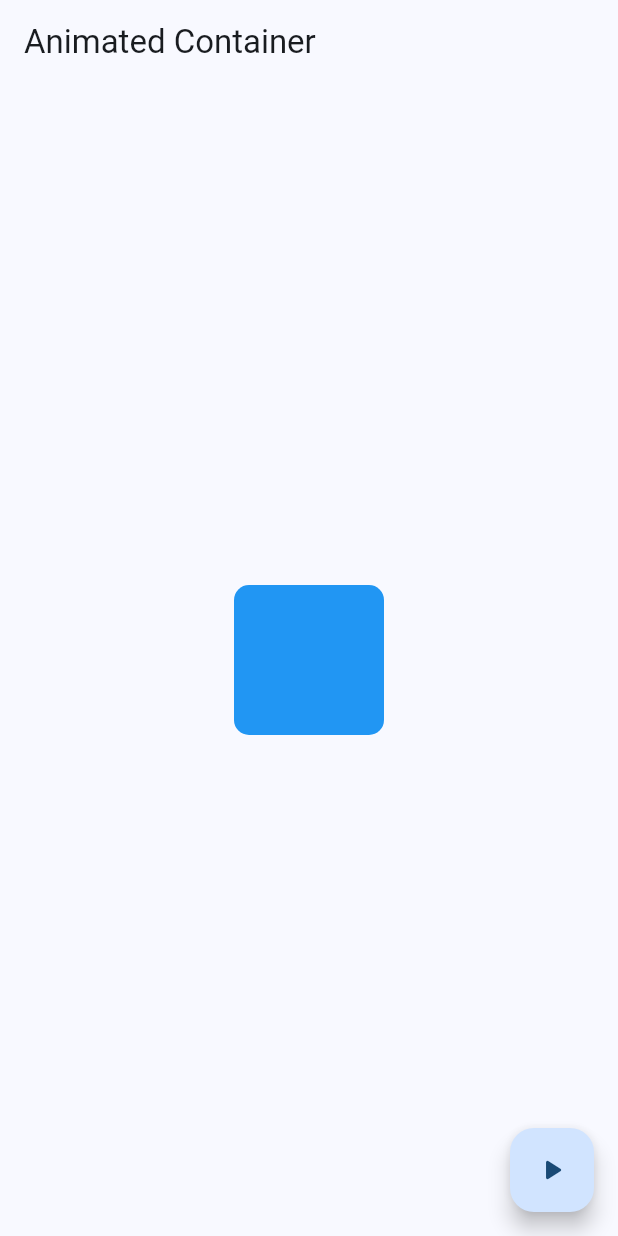
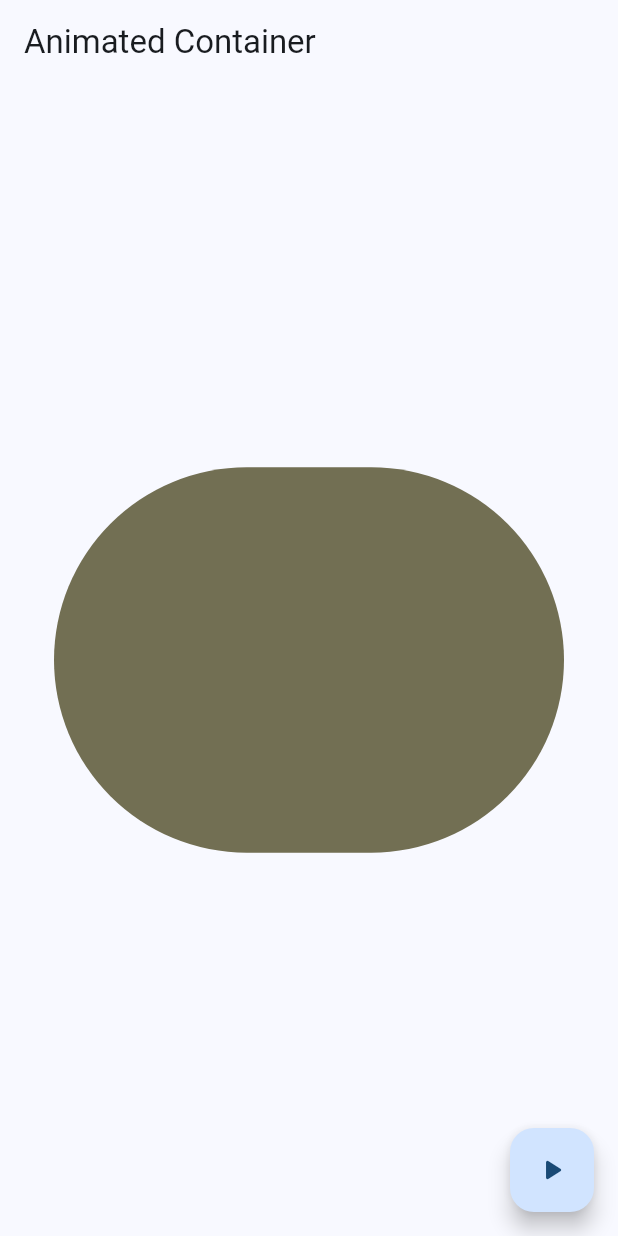
Before and after one commit to MiguelHG2351/widget-app, a Flutter app: the AnimatedScreen screen opened by its route, after a tap on the "play arrow" icon, on a phone screen of 412 x 824 dp. Run offline on Flutter 3.47's test engine with Material 3 defaults, Android fonts, the phone set to English and light mode, and no system bars; our stand-ins replace go_router.

Commit message:
end the animated container

```diff
--- a/lib/presentation/screens/animated/animated_screen.dart
+++ b/lib/presentation/screens/animated/animated_screen.dart
@@ -1,9 +1,38 @@
 import 'package:flutter/material.dart';
+import 'dart:math' show Random;
 
-class AnimatedScreen extends StatelessWidget {
+class AnimatedScreen extends StatefulWidget {
   static String name = 'animated_screen';
 
   const AnimatedScreen({super.key});
+
+  @override
+  State<AnimatedScreen> createState() => _AnimatedScreenState();
+}
+
+class _AnimatedScreenState extends State<AnimatedScreen> {
+  double width = 50;
+  double height = 50;
+  Color color = Colors.indigo;
+  double borderRadius = 10.0;
+
+  void changeShape() {
+    final random = Random();
+    width = random.nextInt(300) + 120;
+    height = random.nextInt(300) + 120;
+    borderRadius = random.nextInt(50) * 20;
+
+    color = Color.fromRGBO(
+      random.nextInt(255),
+      random.nextInt(255),
+      random.nextInt(255),
+      1
+    );
+
+    setState(() {
+
+    });
+  }
 
   @override
   Widget build(BuildContext context) {
@@ -12,18 +41,18 @@ class AnimatedScreen extends StatelessWidget {
         title: const Text('Animated Container'),
       ),
       floatingActionButton: FloatingActionButton(
-        onPressed: () {},
+        onPressed: changeShape,
         child: const Icon(Icons.play_arrow_rounded),
       ),
       body: Center(
         child: AnimatedContainer(
           duration: const Duration(milliseconds: 400),
-          width: 100,
-          height: 100,
-          curve: Curves.easeOutCubic,
+          width: width <= 0 ? 50 : width,
+          height: height <= 0 ? 50 : height,
+          curve: Curves.elasticOut,
           decoration: BoxDecoration(
-            color: Colors.blue,
-            borderRadius: BorderRadius.circular(10)
+            color: color,
+            borderRadius: BorderRadius.circular(borderRadius <= 0 ? 10 : borderRadius)
           )
         ),
       ),
```
